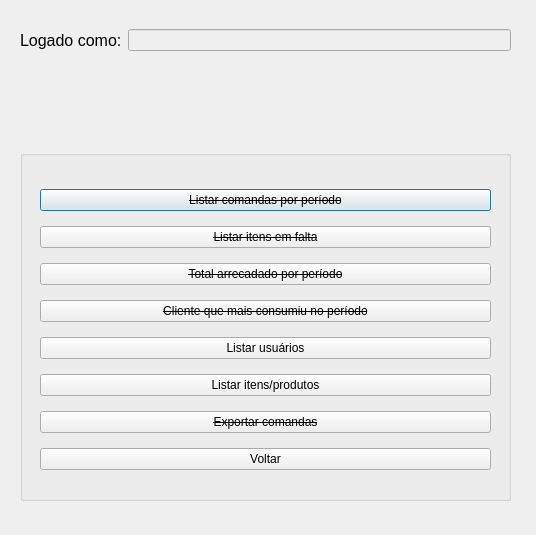
Before: the Qt Designer form src/ui/report.ui in gustavopresoti/ControleDeComandas, drawn with Qt 5.
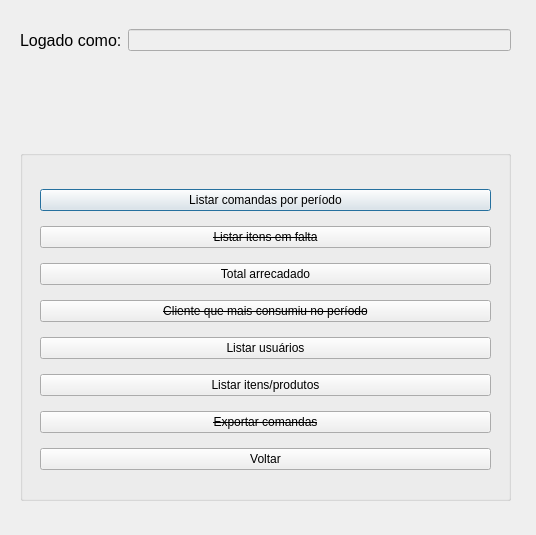
After: the same form once the commit is applied.

What changed in the file:
```diff
--- a/src/ui/report.ui
+++ b/src/ui/report.ui
@@ -70,7 +70,7 @@
       <widget class="QPushButton" name="pushButton_showOrderPapersPeriod">
        <property name="font">
         <font>
-         <strikeout>true</strikeout>
+         <strikeout>false</strikeout>
         </font>
        </property>
        <property name="text">
@@ -94,11 +94,11 @@
       <widget class="QPushButton" name="pushButton_showTotalCollectedPeriod">
        <property name="font">
         <font>
-         <strikeout>true</strikeout>
+         <strikeout>false</strikeout>
         </font>
        </property>
        <property name="text">
-        <string>Total arrecadado por período</string>
+        <string>Total arrecadado</string>
        </property>
       </widget>
      </item>
```
